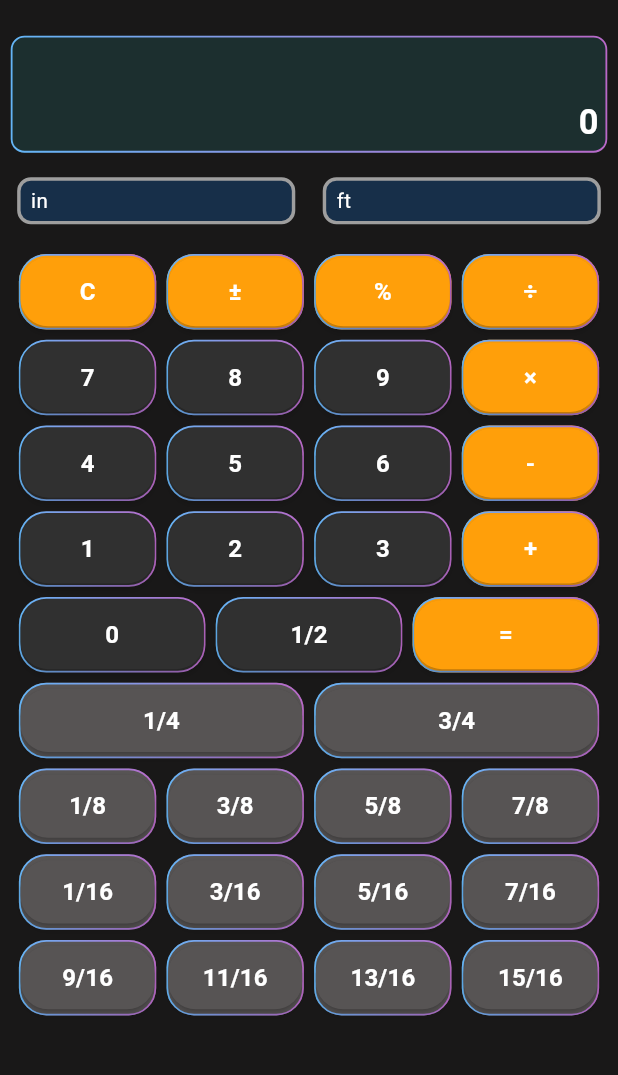
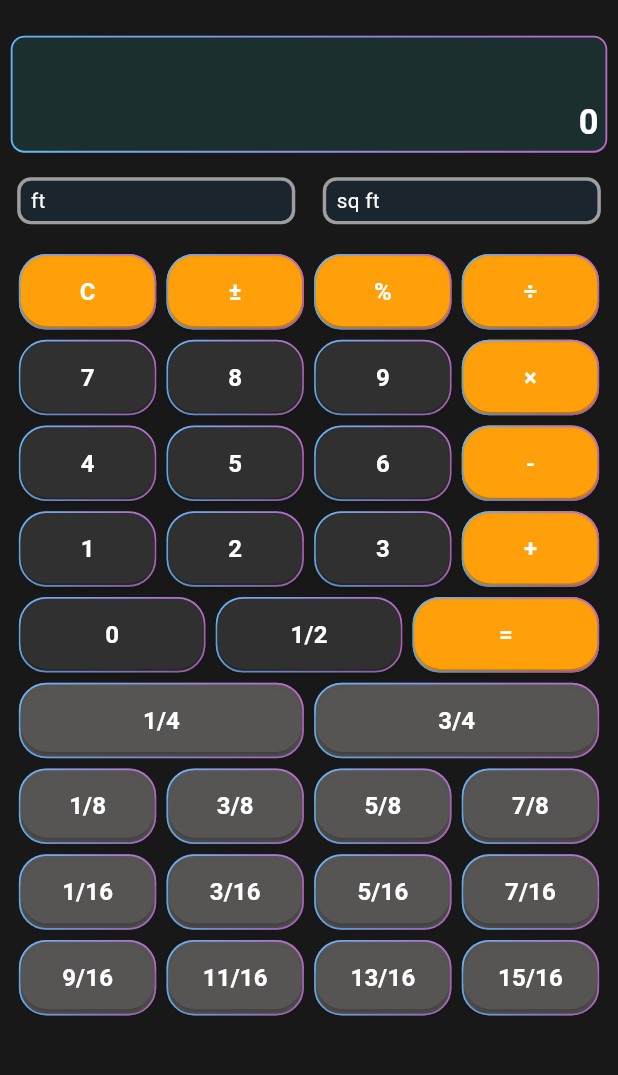
Before and after one commit to johnhcolani/HandiCalc, a Flutter app: the screen it shows after launch, on a phone screen of 412 x 824 dp, the part 59-1134 px from its top. Run offline on Flutter 3.47's test engine with Material 3 defaults, Android fonts, the phone set to English and light mode, and no system bars; our stand-ins replace flutter_bloc, flutter_screenutil, gradient_borders, lottie; missing offline and left inert: fraction.

Commit message:
Added Square foot as well

```diff
--- a/lib/features/calculator/presentation/blocs/calculator_state.dart
+++ b/lib/features/calculator/presentation/blocs/calculator_state.dart
@@ -1,27 +1,27 @@
 class CalculatorState {
   final String displayText;
   final String expression;
-  final String inchResult;
-  final String feetInchResult;
+  final String linearResult;
+  final String squareResult;
 
   CalculatorState({
     required this.displayText,
     required this.expression,
-    required this.inchResult,
-    required this.feetInchResult,
+    required this.linearResult,
+    required this.squareResult,
   });
 
   CalculatorState copyWith({
     String? displayText,
     String? expression,
     String? inchResult,
-    String? feetInchResult,
+    String? feetInchResult, required String linearResult, required String squareResult,
   }) {
     return CalculatorState(
       displayText: displayText ?? this.displayText,
       expression: expression ?? this.expression,
-      inchResult: inchResult ?? this.inchResult,
-      feetInchResult: feetInchResult ?? this.feetInchResult,
+      linearResult: inchResult ?? linearResult,
+      squareResult: feetInchResult ?? squareResult,
     );
   }
 }
--- a/lib/features/calculator/presentation/screens/fraction_calculator_screen.dart
+++ b/lib/features/calculator/presentation/screens/fraction_calculator_screen.dart
@@ -92,13 +92,12 @@ class FractionCalculatorScreen extends StatelessWidget {
 
   Widget _buildResultContainers(CalculatorState state) {
     return Padding(
-      padding:  EdgeInsets.symmetric(vertical: 2.h, horizontal: 4.w),
+      padding: EdgeInsets.symmetric(vertical: 2.h, horizontal: 4.w),
       child: Row(
         children: [
-          Expanded(child: _buildResultContainer("in", state.inchResult, Color(
-              0xFFC7ADD5))),
+          Expanded(child: _buildResultContainer("ft", state.linearResult, Colors.white)),
           SizedBox(width: 4.r),
-          Expanded(child: _buildResultContainer("ft", state.feetInchResult, Colors.white)),
+          Expanded(child: _buildResultContainer("sq ft", state.squareResult, Color(0xFFC7ADD5))),
         ],
       ),
     );
@@ -106,24 +105,22 @@ class FractionCalculatorScreen extends StatelessWidget {
 
   Widget _buildResultContainer(String label, String result, Color textColor) {
     return Padding(
-      padding:  EdgeInsets.all(6.w),
+      padding: EdgeInsets.all(6.w),
       child: Container(
         decoration: BoxDecoration(
-          color: Colors.blue.withValues(red: .01,blue: 2,green: 1,alpha: 0.1),
+          color: Colors.blue.withOpacity(0.1),
           border: Border.all(color: Colors.grey, width: 2.w),
           borderRadius: BorderRadius.circular(8.r),
         ),
         child: Padding(
-          padding:  EdgeInsets.symmetric(horizontal: 6.w, vertical: 2.h),
+          padding: EdgeInsets.symmetric(horizontal: 6.w, vertical: 2.h),
           child: Row(
             mainAxisAlignment: MainAxisAlignment.spaceBetween,
             children: [
-              Text(label, style:  TextStyle(color: Colors.white,fontSize: 12.sp)),
-
-              // Auto-scale font to fit within the container
+              Text(label, style: TextStyle(color: Colors.white, fontSize: 12.sp)),
               Expanded(
                 child: FittedBox(
-                  fit: BoxFit.scaleDown, // Scale text down if it overflows
+                  fit: BoxFit.scaleDown,
                   child: Text(
                     result,
                     style: TextStyle(
```
Also changed, not shown: lib/features/calculator/domain/usecases/convert_units_use_case.dart (+21 -16 lines), lib/features/calculator/presentation/blocs/calculator_bloc.dart (+13 -15 lines).
